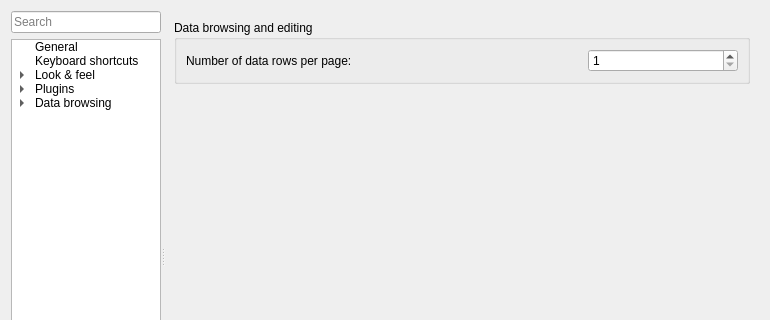
Before: the Qt Designer form SQLiteStudio3/guiSQLiteStudio/dialogs/configdialog.ui in pawelsalawa/sqlitestudio, drawn with Qt 5; both pictures show x 0 to 770 and y 0 to 320 of the 770 by 539 pixel window.
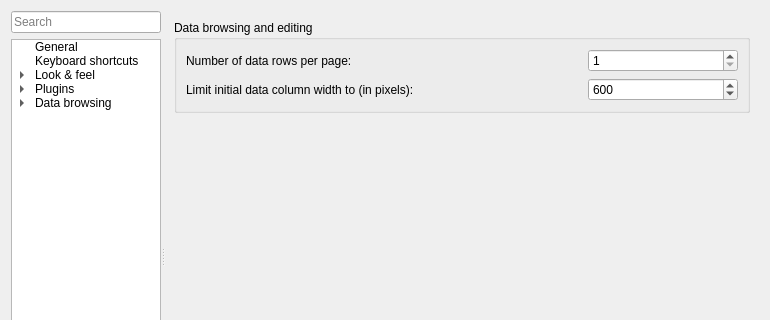
After: the same form once the commit is applied. The open tabs and pages were chosen to show the change. Icons and pictures are not drawn. Custom widgets are drawn as their Qt base class.

Commit message: Added auto column adjusting for GridView

```diff
--- a/SQLiteStudio3/guiSQLiteStudio/dialogs/configdialog.ui
+++ b/SQLiteStudio3/guiSQLiteStudio/dialogs/configdialog.ui
@@ -263,6 +263,35 @@
                 </property>
                </widget>
               </item>
+              <item row="1" column="0">
+               <widget class="QLabel" name="initColWidthLimitLabel">
+                <property name="toolTip">
+                 <string>&lt;p&gt;When the data is read into grid view columns width is automatically adjusted. This value limits the initial width for the adjustment, but user can still resize the column manually over this limit.&lt;/p&gt;</string>
+                </property>
+                <property name="text">
+                 <string>Limit initial data column width to (in pixels):</string>
+                </property>
+               </widget>
+              </item>
+              <item row="1" column="1">
+               <widget class="QSpinBox" name="initColWidthLimitSpin">
+                <property name="toolTip">
+                 <string>&lt;p&gt;When the data is read into grid view columns width is automatically adjusted. This value limits the initial width for the adjustment, but user can still resize the column manually over this limit.&lt;/p&gt;</string>
+                </property>
+                <property name="minimum">
+                 <number>10</number>
+                </property>
+                <property name="maximum">
+                 <number>99999</number>
+                </property>
+                <property name="value">
+                 <number>600</number>
+                </property>
+                <property name="cfg" stdset="0">
+                 <string>General.MaxInitialColumnWith</string>
+                </property>
+               </widget>
+              </item>
              </layout>
             </widget>
            </item>
```
Left out of the diff: 2 changed lines with no effect on the pictures. The commit also changes 6 other files.
